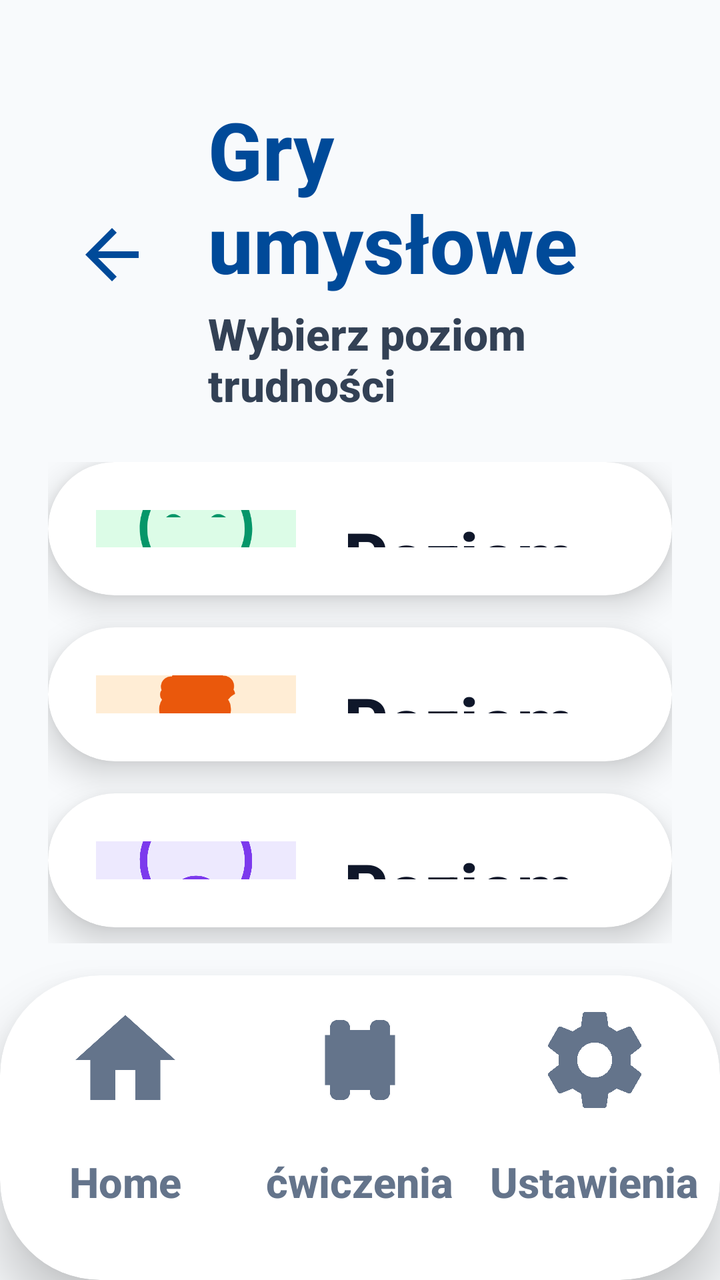
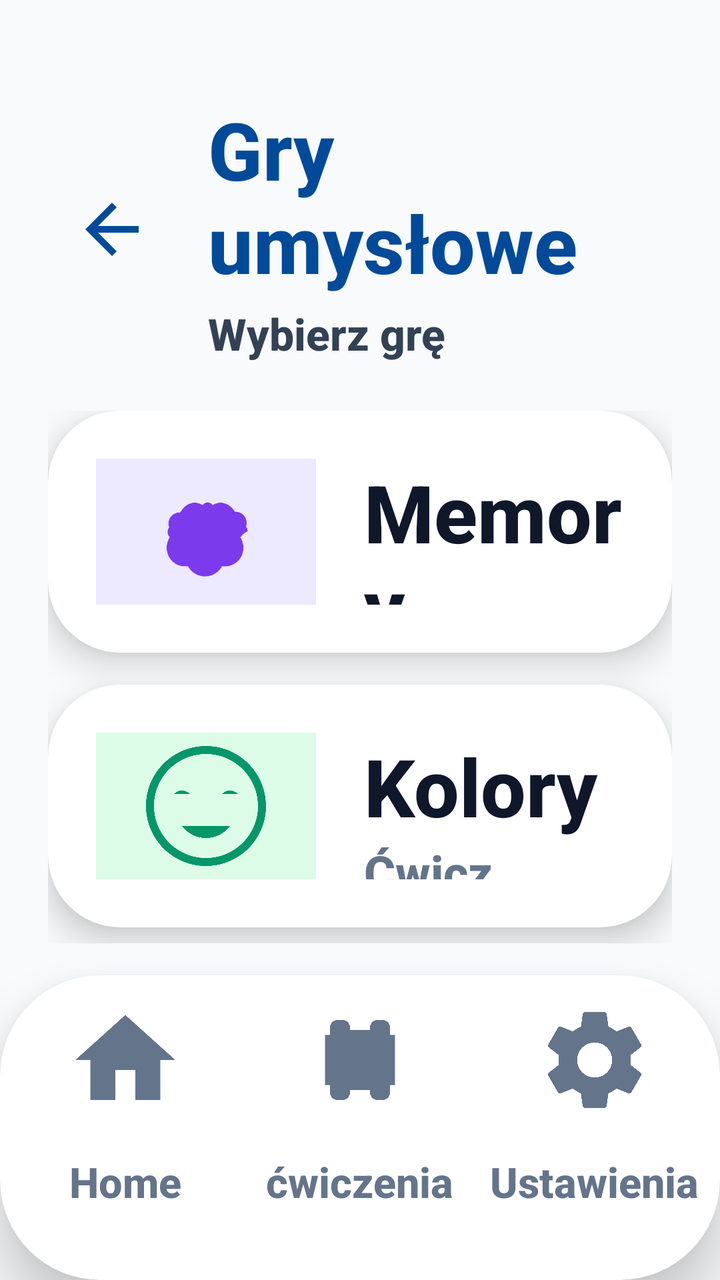

An Android layout rendered at two revisions. The XML below is the earlier revision; the diff shows what the commit changed to produce the second picture.
<!-- AndroidManifest.xml: application theme Theme.Fitnessapp -->
<!-- res/layout/activity_mind_games.xml -->
<?xml version="1.0" encoding="utf-8"?>
<androidx.constraintlayout.widget.ConstraintLayout xmlns:android="http://schemas.android.com/apk/res/android"
    xmlns:app="http://schemas.android.com/apk/res-auto"
    android:layout_width="match_parent"
    android:layout_height="match_parent"
    android:background="#F8FAFC">

    
    <LinearLayout
        android:id="@+id/header_container"
        android:layout_width="match_parent"
        android:layout_height="wrap_content"
        android:orientation="horizontal"
        android:paddingHorizontal="24dp"
        android:paddingTop="48dp"
        android:gravity="center_vertical"
        app:layout_constraintTop_toTopOf="parent">

        <ImageButton
            android:id="@+id/btn_back"
            android:layout_width="64dp"
            android:layout_height="64dp"
            android:background="?android:attr/selectableItemBackgroundBorderless"
            android:src="@drawable/ic_back"
            app:tint="#004A99"
            android:scaleType="fitCenter"
            android:padding="12dp" />

        <LinearLayout
            android:layout_width="0dp"
            android:layout_height="wrap_content"
            android:layout_weight="1"
            android:orientation="vertical"
            android:layout_marginStart="16dp">

            <TextView
                android:id="@+id/tv_title"
                android:layout_width="match_parent"
                android:layout_height="wrap_content"
                android:text="Gry umysłowe"
                android:textColor="#004A99"
                android:textSize="40sp"
                android:textStyle="bold" />

            <TextView
                android:layout_width="match_parent"
                android:layout_height="wrap_content"
                android:layout_marginTop="4dp"
                android:text="Wybierz poziom trudności"
                android:textColor="#334155"
                android:textSize="22sp"
                android:textStyle="bold" />
        </LinearLayout>
    </LinearLayout>

    
    <LinearLayout
        android:layout_width="match_parent"
        android:layout_height="0dp"
        android:orientation="vertical"
        android:paddingHorizontal="24dp"
        android:paddingTop="24dp"
        android:paddingBottom="16dp"
        app:layout_constraintTop_toBottomOf="@id/header_container"
        app:layout_constraintBottom_toTopOf="@id/bottom_nav_container">

        
        <androidx.cardview.widget.CardView
            android:id="@+id/card_mood_easy"
            android:layout_width="match_parent"
            android:layout_height="0dp"
            android:layout_weight="1"
            android:layout_marginBottom="16dp"
            app:cardCornerRadius="36dp"
            app:cardElevation="10dp"
            android:clickable="true"
            android:focusable="true"
            android:foreground="?android:attr/selectableItemBackground">

            <LinearLayout
                android:layout_width="match_parent"
                android:layout_height="match_parent"
                android:gravity="center_vertical"
                android:orientation="horizontal"
                android:padding="24dp">

                <FrameLayout
                    android:layout_width="100dp"
                    android:layout_height="100dp">
                    <View
                        android:layout_width="match_parent"
                        android:layout_height="match_parent"
                        android:background="@drawable/bg_indicator_active"
                        android:backgroundTint="#DCFCE7" />
                    <ImageView
                        android:layout_width="60dp"
                        android:layout_height="60dp"
                        android:layout_gravity="center"
                        android:src="@drawable/ic_mood_happy"
                        app:tint="#059669" />
                </FrameLayout>

                <LinearLayout
                    android:layout_width="match_parent"
                    android:layout_height="wrap_content"
                    android:layout_marginStart="24dp"
                    android:orientation="vertical">
                    <TextView
                        android:layout_width="wrap_content"
                        android:layout_height="wrap_content"
                        android:text="Poziom Łatwy"
                        android:textColor="#0F172A"
                        android:textSize="34sp"
                        android:textStyle="bold" />
                    <TextView
                        android:layout_width="wrap_content"
                        android:layout_height="wrap_content"
                        android:text="Spokojny trening"
                        android:textColor="#64748B"
                        android:textSize="22sp"
                        android:textStyle="bold" />
                </LinearLayout>
            </LinearLayout>
        </androidx.cardview.widget.CardView>

        
        <androidx.cardview.widget.CardView
            android:id="@+id/card_mood_medium"
            android:layout_width="match_parent"
            android:layout_height="0dp"
            android:layout_weight="1"
            android:layout_marginBottom="16dp"
            app:cardCornerRadius="36dp"
            app:cardElevation="10dp"
            android:clickable="true"
            android:focusable="true"
            android:foreground="?android:attr/selectableItemBackground">

            <LinearLayout
                android:layout_width="match_parent"
                android:layout_height="match_parent"
                android:gravity="center_vertical"
                android:orientation="horizontal"
                android:padding="24dp">

                <FrameLayout
                    android:layout_width="100dp"
                    android:layout_height="100dp">
                    <View
                        android:layout_width="match_parent"
                        android:layout_height="match_parent"
                        android:background="@drawable/bg_indicator_active"
                        android:backgroundTint="#FFEDD5" />
                    <ImageView
                        android:layout_width="60dp"
                        android:layout_height="60dp"
                        android:layout_gravity="center"
                        android:src="@drawable/ic_brain"
                        app:tint="#EA580C" />
                </FrameLayout>

                <LinearLayout
                    android:layout_width="match_parent"
                    android:layout_height="wrap_content"
                    android:layout_marginStart="24dp"
                    android:orientation="vertical">
                    <TextView
                        android:layout_width="wrap_content"
                        android:layout_height="wrap_content"
                        android:text="Poziom Średni"
                        android:textColor="#0F172A"
                        android:textSize="34sp"
                        android:textStyle="bold" />
                    <TextView
                        android:layout_width="wrap_content"
                        android:layout_height="wrap_content"
                        android:text="Dla rozgrzanego umysłu"
                        android:textColor="#64748B"
                        android:textSize="22sp"
                        android:textStyle="bold" />
                </LinearLayout>
            </LinearLayout>
        </androidx.cardview.widget.CardView>

        
        <androidx.cardview.widget.CardView
            android:id="@+id/card_mood_hard"
            android:layout_width="match_parent"
            android:layout_height="0dp"
            android:layout_weight="1"
            android:layout_marginBottom="8dp"
            app:cardCornerRadius="36dp"
            app:cardElevation="10dp"
            android:clickable="true"
            android:focusable="true"
            android:foreground="?android:attr/selectableItemBackground">

            <LinearLayout
                android:layout_width="match_parent"
                android:layout_height="match_parent"
                android:gravity="center_vertical"
                android:orientation="horizontal"
                android:padding="24dp">

                <FrameLayout
                    android:layout_width="100dp"
                    android:layout_height="100dp">
                    <View
                        android:layout_width="match_parent"
                        android:layout_height="match_parent"
                        android:background="@drawable/bg_indicator_active"
                        android:backgroundTint="#EDE9FE" />
                    <ImageView
                        android:layout_width="60dp"
                        android:layout_height="60dp"
                        android:layout_gravity="center"
                        android:src="@drawable/ic_mood_very_sad"
                        app:tint="#7C3AED" />
                </FrameLayout>

                <LinearLayout
                    android:layout_width="match_parent"
                    android:layout_height="wrap_content"
                    android:layout_marginStart="24dp"
                    android:orientation="vertical">
                    <TextView
                        android:layout_width="wrap_content"
                        android:layout_height="wrap_content"
                        android:text="Poziom Trudny"
                        android:textColor="#0F172A"
                        android:textSize="34sp"
                        android:textStyle="bold" />
                    <TextView
                        android:layout_width="wrap_content"
                        android:layout_height="wrap_content"
                        android:text="Prawdziwe wyzwanie"
                        android:textColor="#64748B"
                        android:textSize="22sp"
                        android:textStyle="bold" />
                </LinearLayout>
            </LinearLayout>
        </androidx.cardview.widget.CardView>

    </LinearLayout>

    <include
        android:id="@+id/bottom_nav_container"
        layout="@layout/layout_bottom_nav"
        android:layout_width="match_parent"
        android:layout_height="wrap_content"
        app:layout_constraintBottom_toBottomOf="parent" />

</androidx.constraintlayout.widget.ConstraintLayout>
<!-- res/layout/layout_bottom_nav.xml (included above) -->
<?xml version="1.0" encoding="utf-8"?>
<androidx.cardview.widget.CardView xmlns:android="http://schemas.android.com/apk/res/android"
    xmlns:app="http://schemas.android.com/apk/res-auto"
    android:id="@+id/bottom_nav_container"
    android:layout_width="match_parent"
    android:layout_height="210dp"
    app:cardCornerRadius="50dp"
    app:cardElevation="16dp"
    android:layout_marginBottom="-35dp">

    <LinearLayout
        android:layout_width="match_parent"
        android:layout_height="match_parent"
        android:orientation="horizontal"
        android:paddingBottom="35dp"
        android:paddingHorizontal="4dp"
        android:gravity="bottom">

        
        <LinearLayout
            android:id="@+id/nav_home"
            android:layout_width="0dp"
            android:layout_height="match_parent"
            android:layout_weight="1"
            android:gravity="center"
            android:orientation="vertical"
            android:clickable="true"
            android:focusable="true"
            android:background="?android:attr/selectableItemBackground">

            <androidx.cardview.widget.CardView
                android:id="@+id/nav_home_indicator"
                android:layout_width="120dp"
                android:layout_height="85dp"
                app:cardCornerRadius="30dp"
                app:cardElevation="0dp"
                app:cardBackgroundColor="@android:color/transparent">
                <ImageView
                    android:id="@+id/nav_home_icon"
                    android:layout_width="60dp"
                    android:layout_height="60dp"
                    android:layout_gravity="center"
                    android:src="@drawable/ic_home"
                    app:tint="#64748B" />
            </androidx.cardview.widget.CardView>
            <TextView
                android:id="@+id/nav_home_text"
                android:layout_width="wrap_content"
                android:layout_height="wrap_content"
                android:text="Home"
                android:textColor="#64748B"
                android:textStyle="bold"
                android:textSize="21sp"
                android:maxLines="1"
                android:ellipsize="none"
                android:layout_marginTop="4dp" />
        </LinearLayout>

        
        <LinearLayout
            android:id="@+id/nav_plan"
            android:layout_width="0dp"
            android:layout_height="match_parent"
            android:layout_weight="1"
            android:gravity="center"
            android:orientation="vertical"
            android:clickable="true"
            android:focusable="true"
            android:background="?android:attr/selectableItemBackground">

            <androidx.cardview.widget.CardView
                android:id="@+id/nav_plan_indicator"
                android:layout_width="120dp"
                android:layout_height="85dp"
                app:cardCornerRadius="30dp"
                app:cardElevation="0dp"
                app:cardBackgroundColor="@android:color/transparent">
                <ImageView
                    android:id="@+id/nav_plan_icon"
                    android:layout_width="60dp"
                    android:layout_height="60dp"
                    android:layout_gravity="center"
                    android:src="@drawable/ic_dumbbell"
                    app:tint="#64748B" />
            </androidx.cardview.widget.CardView>
            <TextView
                android:id="@+id/nav_plan_text"
                android:layout_width="wrap_content"
                android:layout_height="wrap_content"
                android:text="ćwiczenia"
                android:textColor="#64748B"
                android:textStyle="bold"
                android:textSize="21sp"
                android:maxLines="1"
                android:ellipsize="none"
                android:layout_marginTop="4dp" />
        </LinearLayout>

        
        <LinearLayout
            android:id="@+id/nav_settings"
            android:layout_width="0dp"
            android:layout_height="match_parent"
            android:layout_weight="1"
            android:gravity="center"
            android:orientation="vertical"
            android:clickable="true"
            android:focusable="true"
            android:background="?android:attr/selectableItemBackground">

            <androidx.cardview.widget.CardView
                android:id="@+id/nav_settings_indicator"
                android:layout_width="120dp"
                android:layout_height="85dp"
                app:cardCornerRadius="30dp"
                app:cardElevation="0dp"
                app:cardBackgroundColor="@android:color/transparent">
                <ImageView
                    android:id="@+id/nav_settings_icon"
                    android:layout_width="60dp"
                    android:layout_height="60dp"
                    android:layout_gravity="center"
                    android:src="@drawable/ic_settings"
                    app:tint="#64748B" />
            </androidx.cardview.widget.CardView>
            <TextView
                android:id="@+id/nav_settings_text"
                android:layout_width="wrap_content"
                android:layout_height="wrap_content"
                android:text="Ustawienia"
                android:textColor="#64748B"
                android:textStyle="bold"
                android:textSize="21sp"
                android:maxLines="1"
                android:ellipsize="none"
                android:layout_marginTop="4dp" />
        </LinearLayout>

    </LinearLayout>
</androidx.cardview.widget.CardView>
<!-- resources referenced by this layout -->
<resources>
  <!-- drawable bg_indicator_active (drawable) -->
  <?xml version="1.0" encoding="utf-8"?>
  <shape xmlns:android="http://schemas.android.com/apk/res/android"
      android:shape="rectangle">
      <solid android:color="@color/blue_primary" />
      <corners android:radius="4dp" />
  </shape>
  <!-- drawable ic_back (drawable) -->
  <vector xmlns:android="http://schemas.android.com/apk/res/android"
      android:width="24dp"
      android:height="24dp"
      android:viewportWidth="24"
      android:viewportHeight="24">
      <path
          android:fillColor="#000000"
          android:pathData="M20,11H7.83l5.59,-5.59L12,4l-8,8 8,8 1.41,-1.41L7.83,13H20v-2z"/>
  </vector>
  <!-- drawable ic_dumbbell (drawable) -->
  <vector xmlns:android="http://schemas.android.com/apk/res/android"
      android:width="24dp"
      android:height="24dp"
      android:viewportWidth="24"
      android:viewportHeight="24">
      <path
          android:fillColor="#000000"
          android:pathData="M18,18.5V17H19V7H18V5.5A1.5,1.5 0,0 0,16.5 4H15.5A1.5,1.5 0,0 0,14 5.5V6H10V5.5A1.5,1.5 0,0 0,8.5 4H7.5A1.5,1.5 0,0 0,6 5.5V7H5V17H6V18.5A1.5,1.5 0,0 0,7.5 20H8.5A1.5,1.5 0,0 0,10 18.5V18H14V18.5A1.5,1.5 0,0 0,15.5 20H16.5A1.5,1.5 0,0 0,18 18.5Z"/>
  </vector>
  <!-- drawable ic_home (drawable) -->
  <vector xmlns:android="http://schemas.android.com/apk/res/android"
      android:width="24dp"
      android:height="24dp"
      android:viewportWidth="24"
      android:viewportHeight="24">
      <path
          android:fillColor="#FF000000"
          android:pathData="M10,20V14H14V20H19V12H22L12,3L2,12H5V20H10Z" />
  </vector>
  <!-- drawable ic_mood_happy (drawable) -->
  <vector xmlns:android="http://schemas.android.com/apk/res/android"
      android:width="64dp"
      android:height="64dp"
      android:viewportWidth="64"
      android:viewportHeight="64">
      <path
          android:fillColor="#065F46"
          android:pathData="M32,2C15.43,2 2,15.43 2,32s13.43,30 30,30 30,-13.43 30,-30S48.57,2 32,2zM32,58C17.66,58 6,46.34 6,32S17.66,6 32,6s26,11.66 26,26S46.34,58 32,58z"/>
      <path
          android:fillColor="#065F46"
          android:pathData="M24,26c0,0 -4,-4 -8,0"/>
      <path
          android:fillColor="#065F46"
          android:pathData="M48,26c0,0 -4,-4 -8,0"/>
      <path
          android:fillColor="#065F46"
          android:pathData="M32,48c8,0 12,-6 12,-6H20C20,42 24,48 32,48z"/>
  </vector>
  <!-- drawable ic_mood_very_sad (drawable) -->
  <vector xmlns:android="http://schemas.android.com/apk/res/android"
      android:width="64dp"
      android:height="64dp"
      android:viewportWidth="64"
      android:viewportHeight="64">
      <path
          android:fillColor="#991B1B"
          android:pathData="M32,2C15.43,2 2,15.43 2,32s13.43,30 30,30 30,-13.43 30,-30S48.57,2 32,2zM32,58C17.66,58 6,46.34 6,32S17.66,6 32,6s26,11.66 26,26S46.34,58 32,58z"/>
      <path
          android:fillColor="#991B1B"
          android:pathData="M18,24l4,4m0,-4l-4,4M42,24l4,4m0,-4l-4,4"/>
      <path
          android:fillColor="#991B1B"
          android:pathData="M32,40c-8,0 -12,6 -12,6h24C44,46 40,40 32,40z"/>
  </vector>
  <style name="Theme.Fitnessapp" parent="Base.Theme.Fitnessapp" />
  <color name="blue_primary">#2563EB</color>
  <style name="Base.Theme.Fitnessapp" parent="Theme.Material3.DayNight.NoActionBar">
          
          <item name="android:fontFamily">sans-serif-medium</item>
          <item name="android:textAllCaps">false</item>
      </style>
  <!-- unchanged entries left out for length: 2 -->
</resources>

<!-- the commit's change to res/layout/activity_mind_games.xml (unified diff, before → after) -->
@@ -46,7 +46,7 @@
                 android:layout_width="match_parent"
                 android:layout_height="wrap_content"
                 android:layout_marginTop="4dp"
-                android:text="Wybierz poziom trudności"
+                android:text="Wybierz grę"
                 android:textColor="#334155"
                 android:textSize="22sp"
                 android:textStyle="bold" />
@@ -66,7 +66,7 @@
 
         
         <androidx.cardview.widget.CardView
-            android:id="@+id/card_mood_easy"
+            android:id="@+id/card_memory"
             android:layout_width="match_parent"
             android:layout_height="0dp"
             android:layout_weight="1"
@@ -75,6 +75,7 @@
             app:cardElevation="10dp"
             android:clickable="true"
             android:focusable="true"
+            app:cardBackgroundColor="#FFFFFF"
             android:foreground="?android:attr/selectableItemBackground">
 
             <LinearLayout
@@ -85,19 +86,19 @@
                 android:padding="24dp">
 
                 <FrameLayout
-                    android:layout_width="100dp"
-                    android:layout_height="100dp">
+                    android:layout_width="110dp"
+                    android:layout_height="110dp">
                     <View
                         android:layout_width="match_parent"
                         android:layout_height="match_parent"
                         android:background="@drawable/bg_indicator_active"
-                        android:backgroundTint="#DCFCE7" />
+                        android:backgroundTint="#EDE9FE" />
                     <ImageView
-                        android:layout_width="60dp"
-                        android:layout_height="60dp"
+                        android:layout_width="64dp"
+                        android:layout_height="64dp"
                         android:layout_gravity="center"
-                        android:src="@drawable/ic_mood_happy"
-                        app:tint="#059669" />
+                        android:src="@drawable/ic_brain"
+                        app:tint="#7C3AED" />
                 </FrameLayout>
 
                 <LinearLayout
@@ -108,16 +109,16 @@
                     <TextView
                         android:layout_width="wrap_content"
                         android:layout_height="wrap_content"
-                        android:text="Poziom Łatwy"
+                        android:text="Memory"
                         android:textColor="#0F172A"
-                        android:textSize="34sp"
+                        android:textSize="40sp"
                         android:textStyle="bold" />
                     <TextView
                         android:layout_width="wrap_content"
                         android:layout_height="wrap_content"
-                        android:text="Spokojny trening"
+                        android:text="Ćwicz pamięć"
                         android:textColor="#64748B"
-                        android:textSize="22sp"
+                        android:textSize="24sp"
                         android:textStyle="bold" />
                 </LinearLayout>
             </LinearLayout>
@@ -125,15 +126,16 @@
 
         
         <androidx.cardview.widget.CardView
-            android:id="@+id/card_mood_medium"
+            android:id="@+id/card_colors"
             android:layout_width="match_parent"
             android:layout_height="0dp"
             android:layout_weight="1"
-            android:layout_marginBottom="16dp"
+            android:layout_marginBottom="8dp"
             app:cardCornerRadius="36dp"
             app:cardElevation="10dp"
             android:clickable="true"
             android:focusable="true"
+            app:cardBackgroundColor="#FFFFFF"
             android:foreground="?android:attr/selectableItemBackground">
 
             <LinearLayout
@@ -144,19 +146,19 @@
                 android:padding="24dp">
 
                 <FrameLayout
-                    android:layout_width="100dp"
-                    android:layout_height="100dp">
+                    android:layout_width="110dp"
+                    android:layout_height="110dp">
                     <View
                         android:layout_width="match_parent"
                         android:layout_height="match_parent"
                         android:background="@drawable/bg_indicator_active"
-                        android:backgroundTint="#FFEDD5" />
+                        android:backgroundTint="#DCFCE7" />
                     <ImageView
-                        android:layout_width="60dp"
-                        android:layout_height="60dp"
+                        android:layout_width="64dp"
+                        android:layout_height="64dp"
                         android:layout_gravity="center"
-                        android:src="@drawable/ic_brain"
-                        app:tint="#EA580C" />
+                        android:src="@drawable/ic_mood_happy"
+                        app:tint="#059669" />
                 </FrameLayout>
 
                 <LinearLayout
@@ -167,75 +169,16 @@
                     <TextView
                         android:layout_width="wrap_content"
                         android:layout_height="wrap_content"
-                        android:text="Poziom Średni"
+                        android:text="Kolory"
                         android:textColor="#0F172A"
-                        android:textSize="34sp"
+                        android:textSize="40sp"
                         android:textStyle="bold" />
                     <TextView
                         android:layout_width="wrap_content"
                         android:layout_height="wrap_content"
-                        android:text="Dla rozgrzanego umysłu"
+                        android:text="Ćwicz refleks"
                         android:textColor="#64748B"
-                        android:textSize="22sp"
-                        android:textStyle="bold" />
-                </LinearLayout>
-            </LinearLayout>
-        </androidx.cardview.widget.CardView>
-
-        
-        <androidx.cardview.widget.CardView
-            android:id="@+id/card_mood_hard"
-            android:layout_width="match_parent"
-            android:layout_height="0dp"
-            android:layout_weight="1"
-            android:layout_marginBottom="8dp"
-            app:cardCornerRadius="36dp"
-            app:cardElevation="10dp"
-            android:clickable="true"
-            android:focusable="true"
-            android:foreground="?android:attr/selectableItemBackground">
-
-            <LinearLayout
-                android:layout_width="match_parent"
-                android:layout_height="match_parent"
-                android:gravity="center_vertical"
-                android:orientation="horizontal"
-                android:padding="24dp">
-
-                <FrameLayout
-                    android:layout_width="100dp"
-                    android:layout_height="100dp">
-                    <View
-                        android:layout_width="match_parent"
-                        android:layout_height="match_parent"
-                        android:background="@drawable/bg_indicator_active"
-                        android:backgroundTint="#EDE9FE" />
-                    <ImageView
-                        android:layout_width="60dp"
-                        android:layout_height="60dp"
-                        android:layout_gravity="center"
-                        android:src="@drawable/ic_mood_very_sad"
-                        app:tint="#7C3AED" />
-                </FrameLayout>
-
-                <LinearLayout
-                    android:layout_width="match_parent"
-                    android:layout_height="wrap_content"
-                    android:layout_marginStart="24dp"
-                    android:orientation="vertical">
-                    <TextView
-                        android:layout_width="wrap_content"
-                        android:layout_height="wrap_content"
-                        android:text="Poziom Trudny"
-                        android:textColor="#0F172A"
-                        android:textSize="34sp"
-                        android:textStyle="bold" />
-                    <TextView
-                        android:layout_width="wrap_content"
-                        android:layout_height="wrap_content"
-                        android:text="Prawdziwe wyzwanie"
-                        android:textColor="#64748B"
-                        android:textSize="22sp"
+                        android:textSize="24sp"
                         android:textStyle="bold" />
                 </LinearLayout>
             </LinearLayout>
@@ -260,6 +203,7 @@
     android:layout_height="210dp"
     app:cardCornerRadius="50dp"
     app:cardElevation="16dp"
+    app:cardBackgroundColor="#FFFFFF"
     android:layout_marginBottom="-35dp">
 
     <LinearLayout
<!-- resource entries referenced after the edit -->
@@ -56,28 +56,14 @@
           android:fillColor="#065F46"
           android:pathData="M32,48c8,0 12,-6 12,-6H20C20,42 24,48 32,48z"/>
   </vector>
-  <!-- drawable ic_mood_very_sad (drawable) -->
-  <vector xmlns:android="http://schemas.android.com/apk/res/android"
-      android:width="64dp"
-      android:height="64dp"
-      android:viewportWidth="64"
-      android:viewportHeight="64">
-      <path
-          android:fillColor="#991B1B"
-          android:pathData="M32,2C15.43,2 2,15.43 2,32s13.43,30 30,30 30,-13.43 30,-30S48.57,2 32,2zM32,58C17.66,58 6,46.34 6,32S17.66,6 32,6s26,11.66 26,26S46.34,58 32,58z"/>
-      <path
-          android:fillColor="#991B1B"
-          android:pathData="M18,24l4,4m0,-4l-4,4M42,24l4,4m0,-4l-4,4"/>
-      <path
-          android:fillColor="#991B1B"
-          android:pathData="M32,40c-8,0 -12,6 -12,6h24C44,46 40,40 32,40z"/>
-  </vector>
   <style name="Theme.Fitnessapp" parent="Base.Theme.Fitnessapp" />
   <color name="blue_primary">#2563EB</color>
-  <style name="Base.Theme.Fitnessapp" parent="Theme.Material3.DayNight.NoActionBar">
+  <style name="Base.Theme.Fitnessapp" parent="Theme.Material3.Light.NoActionBar">
           
           <item name="android:fontFamily">sans-serif-medium</item>
           <item name="android:textAllCaps">false</item>
+          <item name="android:textColor">#0F172A</item>
+          <item name="android:windowBackground">#F8FAFC</item>
       </style>
   <!-- unchanged entries left out for length: 2 -->
 </resources>
